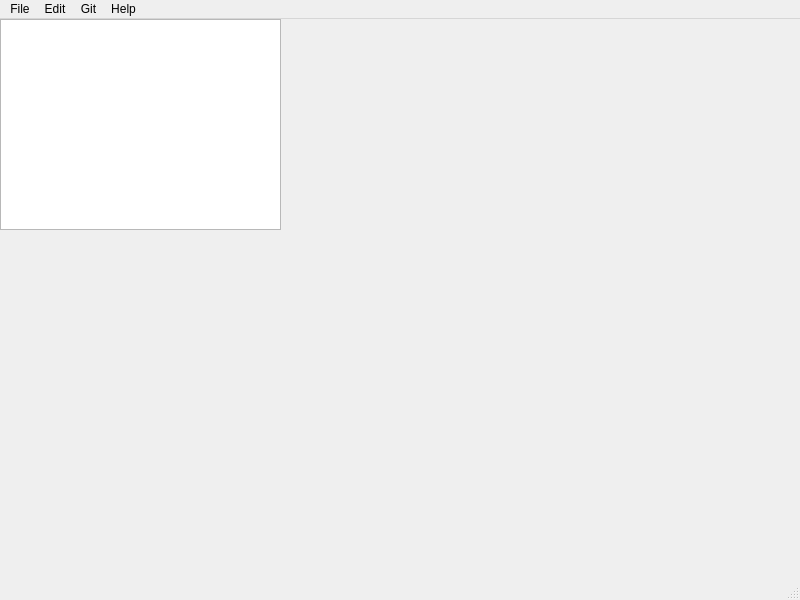
Old version of the form gui_v1/mainwindow.ui in the repository jennifer4569/CoCode.
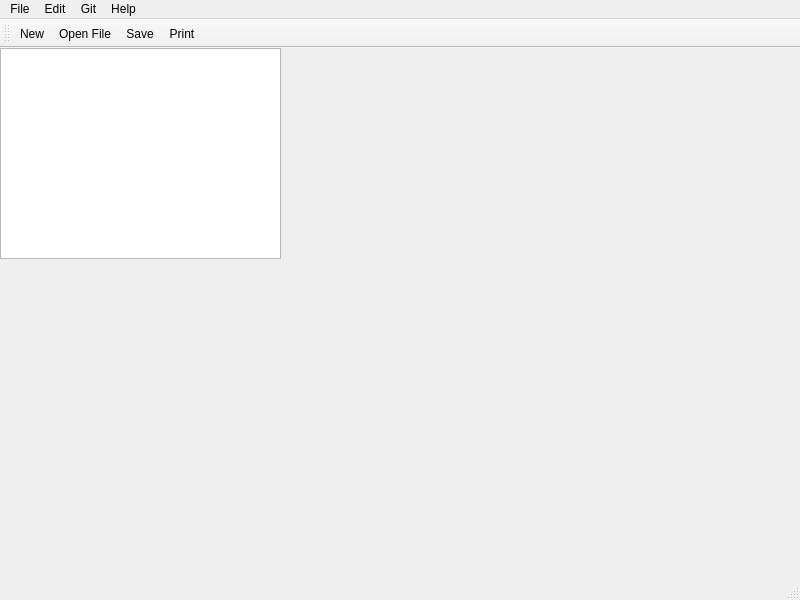
New version of the form. Icons and pictures are not drawn.

Commit message: added toolbar with icons

The edit to the form file:
```diff
--- a/gui_v1/mainwindow.ui
+++ b/gui_v1/mainwindow.ui
@@ -80,6 +80,21 @@
    <addaction name="menuHelp_2"/>
   </widget>
   <widget class="QStatusBar" name="statusbar"/>
+  <widget class="QToolBar" name="toolBar">
+   <property name="windowTitle">
+    <string>toolBar</string>
+   </property>
+   <attribute name="toolBarArea">
+    <enum>TopToolBarArea</enum>
+   </attribute>
+   <attribute name="toolBarBreak">
+    <bool>false</bool>
+   </attribute>
+   <addaction name="actionNew"/>
+   <addaction name="actionOpen_File"/>
+   <addaction name="actionSave"/>
+   <addaction name="actionPrint"/>
+  </widget>
   <action name="actionNew">
    <property name="icon">
     <iconset>
```
Left out of the diff: 24 changed lines with no effect on the pictures. The commit also changes 1 other file.
